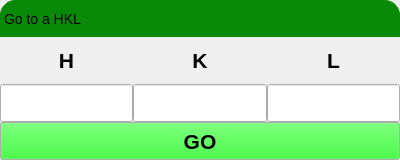
Before: the Qt Designer form gui/goto_hkl.ui in HugoValim/DAF, drawn with Qt 5.
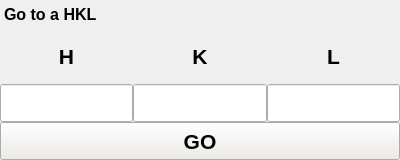
After: the same form once the commit is applied.

```diff
--- a/gui/goto_hkl.ui
+++ b/gui/goto_hkl.ui
@@ -34,19 +34,17 @@
      <property name="font">
       <font>
        <pointsize>-1</pointsize>
+       <weight>75</weight>
+       <bold>true</bold>
       </font>
      </property>
      <property name="styleSheet">
       <string notr="true"> QLabel {
     qproperty-alignment: AlignCenter;
-    border: 1px solid #088A08;
-    border-top-left-radius: 15px;
-    border-top-right-radius: 15px;
-    background-color: #088A08;
     padding: 5px 0px;
     color: rgb(0, 0, 0);
-    max-height: 25px;
-    font-size: 14px;
+    max-height: 18px;
+    font-size: 16px;
 }</string>
      </property>
      <property name="text">
@@ -210,9 +208,9 @@
         <colorrole role="Button">
          <brush brushstyle="SolidPattern">
           <color alpha="255">
-           <red>0</red>
-           <green>255</green>
-           <blue>0</blue>
+           <red>239</red>
+           <green>235</green>
+           <blue>231</blue>
           </color>
          </brush>
         </colorrole>
@@ -221,9 +219,9 @@
         <colorrole role="Button">
          <brush brushstyle="SolidPattern">
           <color alpha="255">
-           <red>0</red>
-           <green>255</green>
-           <blue>0</blue>
+           <red>239</red>
+           <green>235</green>
+           <blue>231</blue>
           </color>
          </brush>
         </colorrole>
@@ -232,9 +230,9 @@
         <colorrole role="Button">
          <brush brushstyle="SolidPattern">
           <color alpha="255">
-           <red>0</red>
-           <green>255</green>
-           <blue>0</blue>
+           <red>239</red>
+           <green>235</green>
+           <blue>231</blue>
           </color>
          </brush>
         </colorrole>
```
